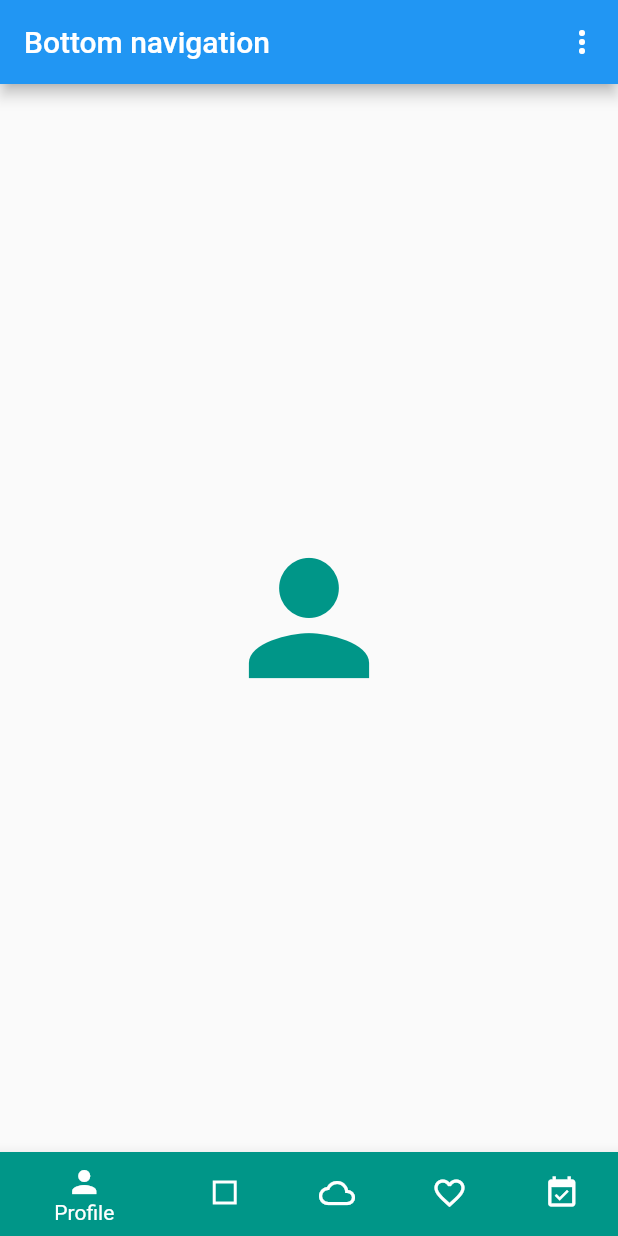
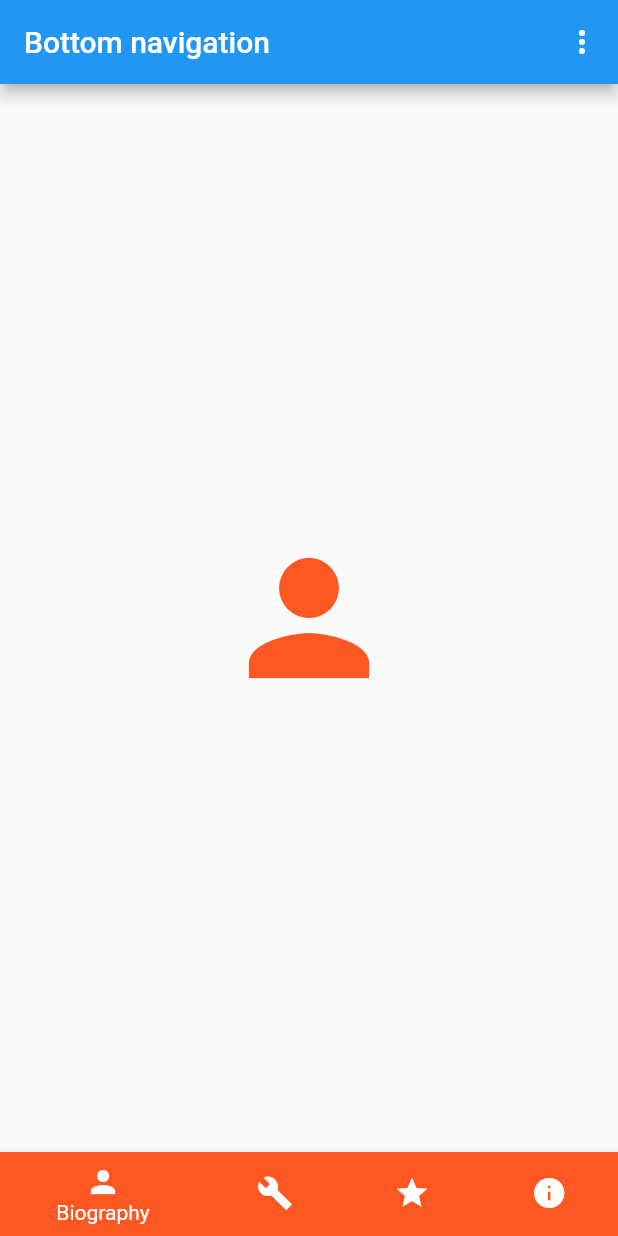
Before and after one commit to ptreitler/cv_app, a Flutter app: the screen it shows after launch, on a phone screen of 412 x 824 dp. Run offline on Flutter 3.47's test engine with Material 2 defaults, Android fonts, the phone set to English and light mode, and no system bars.

Commit message:
Change tab icons and headers

```diff
--- a/lib/main.dart
+++ b/lib/main.dart
@@ -31,7 +31,7 @@ class NavigationIconView {
     String title,
     Color color,
     TickerProvider vsync,
-  }) : _icon = icon,
+  })  : _icon = icon,
         _color = color,
         _title = title,
         item = BottomNavigationBarItem(
@@ -55,7 +55,8 @@ class NavigationIconView {
   final AnimationController controller;
   Animation<double> _animation;
 
-  FadeTransition transition(BottomNavigationBarType type, BuildContext context) {
+  FadeTransition transition(
+      BottomNavigationBarType type, BuildContext context) {
     Color iconColor;
     if (type == BottomNavigationBarType.shifting) {
       iconColor = _color;
@@ -113,8 +114,7 @@ class CustomInactiveIcon extends StatelessWidget {
         height: iconTheme.size - 8.0,
         decoration: BoxDecoration(
           border: Border.all(color: iconTheme.color, width: 2.0),
-        )
-    );
+        ));
   }
 }
 
@@ -137,34 +137,25 @@ class _BottomNavigationDemoState extends State<Main>
     _navigationViews = <NavigationIconView>[
       NavigationIconView(
         icon: const Icon(Icons.person),
-        title: 'Profile',
+        title: 'Biography',
+        color: Colors.deepOrange,
+        vsync: this,
+      ),
+      NavigationIconView(
+        icon: const Icon(Icons.build),
+        title: 'Skills',
+        color: Colors.deepPurple,
+        vsync: this,
+      ),
+      NavigationIconView(
+        icon: const Icon(Icons.star),
+        title: 'Achievements',
         color: Colors.teal,
         vsync: this,
       ),
       NavigationIconView(
-        activeIcon: CustomIcon(),
-        icon: CustomInactiveIcon(),
-        title: 'Box',
-        color: Colors.deepOrange,
-        vsync: this,
-      ),
-      NavigationIconView(
-        activeIcon: const Icon(Icons.cloud),
-        icon: const Icon(Icons.cloud_queue),
-        title: 'Cloud',
-        color: Colors.deepPurple,
-        vsync: this,
-      ),
-      NavigationIconView(
-        activeIcon: const Icon(Icons.favorite),
-        icon: const Icon(Icons.favorite_border),
-        title: 'Favorites',
-        color: Colors.indigo,
-        vsync: this,
-      ),
-      NavigationIconView(
-        icon: const Icon(Icons.event_available),
-        title: 'Event',
+        icon: const Icon(Icons.info),
+        title: 'About',
         color: Colors.pink,
         vsync: this,
       )
@@ -178,8 +169,7 @@ class _BottomNavigationDemoState extends State<Main>
 
   @override
   void dispose() {
-    for (NavigationIconView view in _navigationViews)
-      view.controller.dispose();
+    for (NavigationIconView view in _navigationViews) view.controller.dispose();
     super.dispose();
   }
 
@@ -211,7 +201,8 @@ class _BottomNavigationDemoState extends State<Main>
   Widget build(BuildContext context) {
     final BottomNavigationBar botNavBar = BottomNavigationBar(
       items: _navigationViews
-          .map<BottomNavigationBarItem>((NavigationIconView navigationView) => navigationView.item)
+          .map<BottomNavigationBarItem>(
+              (NavigationIconView navigationView) => navigationView.item)
           .toList(),
       currentIndex: _currentIndex,
       type: _type,
@@ -234,7 +225,8 @@ class _BottomNavigationDemoState extends State<Main>
                 _type = value;
               });
             },
-            itemBuilder: (BuildContext context) => <PopupMenuItem<BottomNavigationBarType>>[
+            itemBuilder: (BuildContext context) =>
+                <PopupMenuItem<BottomNavigationBarType>>[
                   const PopupMenuItem<BottomNavigationBarType>(
                     value: BottomNavigationBarType.fixed,
                     child: Text('Fixed'),
@@ -247,9 +239,7 @@ class _BottomNavigationDemoState extends State<Main>
           )
         ],
       ),
-      body: Center(
-          child: _buildTransitionsStack()
-      ),
+      body: Center(child: _buildTransitionsStack()),
       bottomNavigationBar: botNavBar,
     );
   }
```
Lines whose indentation alone changed are shown as unchanged.
